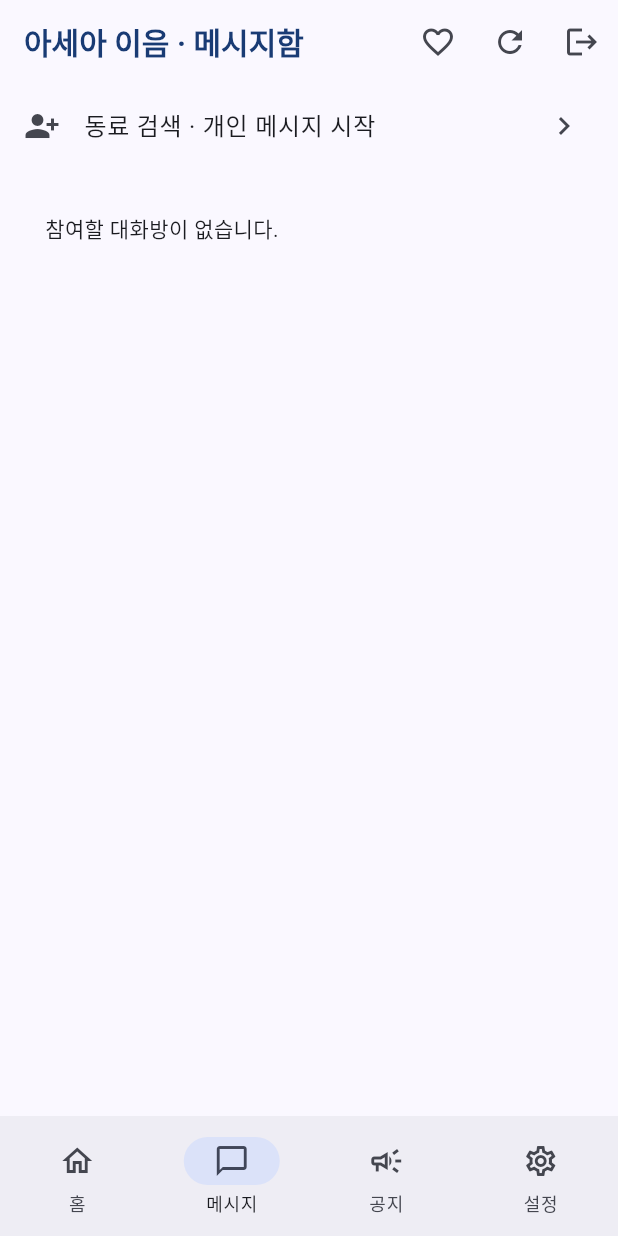
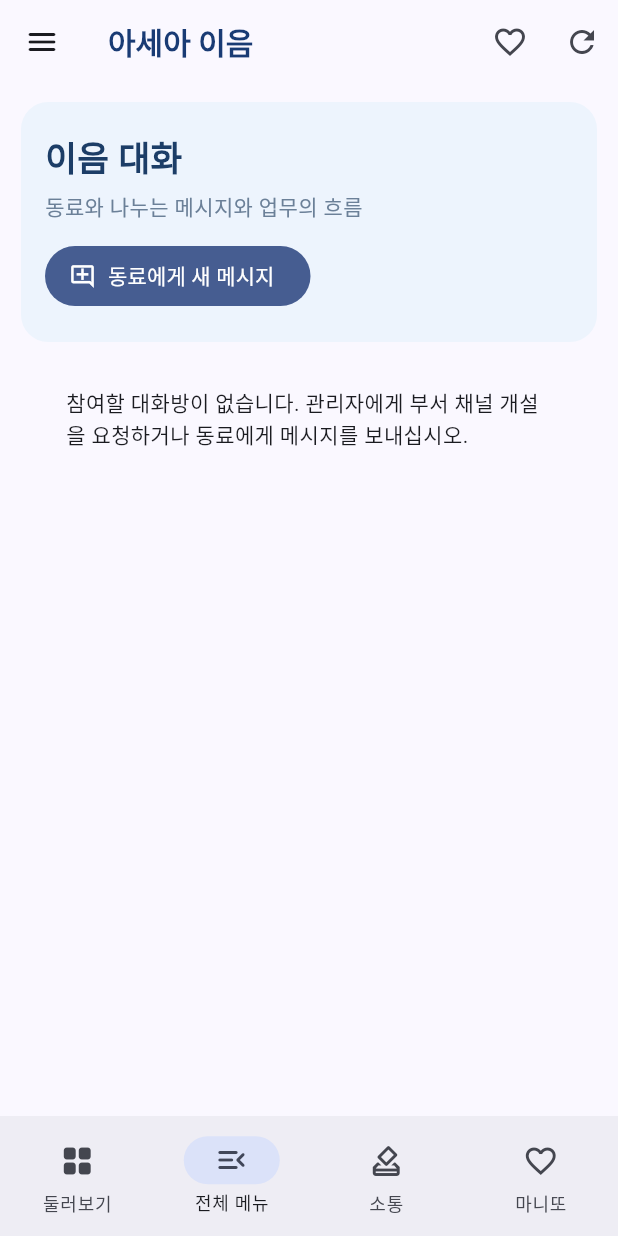
Before and after one commit to asea-college/asea, a Flutter app: the Rooms screen opened directly, on a phone screen of 412 x 824 dp. Run offline on Flutter 3.47's test engine with Material 3 defaults, Android fonts, the phone set to English and light mode, and no system bars; our stand-ins replace supabase_flutter; accounts and stored records are empty; Roboto replaces fonts that are missing (Pretendard).

Commit message:
feat(ui): swipeable 13-menu mobile navigation drawer and screen-width chat workspace

```diff
--- a/apps/mobile/lib/main.dart
+++ b/apps/mobile/lib/main.dart
@@ -99,31 +99,156 @@ class _DirectContactPageState extends State<DirectContactPage>{
  Expanded(child:ListView(children:contacts.where((p)=>p['id']!=Supabase.instance.client.auth.currentUser?.id&&p['full_name'].toString().contains(query)).map((p)=>ListTile(
  leading:const CircleAvatar(child:Icon(Icons.person)),title:Text(p['full_name'].toString()),trailing:const Icon(Icons.chat_bubble_outline),onTap:()=>open(p))).toList()))]));
 }
-class Rooms extends StatefulWidget {final bool isAdmin;const Rooms({super.key,this.isAdmin=false});@override State<Rooms> createState()=>_RoomsState();}
+class Rooms extends StatefulWidget {
+ final bool isAdmin;
+ const Rooms({super.key,this.isAdmin=false});
+ @override State<Rooms> createState()=>_RoomsState();
+}
+
 class _RoomsState extends State<Rooms>{
- List<Map<String,dynamic>> rooms=[];String status='';bool loading=true;
+ List<Map<String,dynamic>> rooms=[];
+ String status='';
+ bool loading=true;
+ final scaffoldKey=GlobalKey<ScaffoldState>();
+
  @override void initState(){super.initState();refresh();}
  Future<void> refresh()async{
-  try{final data=await Supabase.instance.client.from('notice_rooms').select('id,title,kind').order('created_at');
+  try{
+   final data=await Supabase.instance.client.from('notice_rooms').select('id,title,kind').order('created_at');
    if(mounted)setState((){rooms=List<Map<String,dynamic>>.from(data);status='';loading=false;});
   }catch(e){if(mounted)setState((){status=e.toString();loading=false;});}
  }
- @override Widget build(BuildContext context)=>Scaffold(appBar:AppBar(title:const Text('아세아 이음 · 메시지함'),actions:[IconButton(tooltip:'오늘의 작은 이음',onPressed:()=>Navigator.push(context,MaterialPageRoute(builder:(_)=>const KindnessPage())),icon:const Icon(Icons.favorite_outline)),if(widget.isAdmin)TextButton.icon(onPressed:()=>Navigator.push(context,MaterialPageRoute(builder:(_)=>const AdminConsole())),icon:const Icon(Icons.admin_panel_settings),label:const Text('관리자')),IconButton(onPressed:refresh,icon:const Icon(Icons.refresh)),IconButton(onPressed:()async{await Supabase.instance.client.auth.signOut();if(context.mounted)Navigator.pushReplacement(context,MaterialPageRoute(builder:(_)=>const SignIn()));},icon:const Icon(Icons.logout))]),
- body:loading?const Center(child:CircularProgressIndicator()):ListView(children:[
- ListTile(leading:const Icon(Icons.person_add_alt_1),title:const Text('동료 검색 · 개인 메시지 시작'),trailing:const Icon(Icons.chevron_right),onTap:()=>Navigator.push(context,MaterialPageRoute(builder:(_)=>const DirectContactPage()))),
- if(status.isNotEmpty)Padding(padding:const EdgeInsets.all(12),child:Text(status)),
- if(rooms.isEmpty)const Padding(padding:EdgeInsets.all(30),child:Text('참여할 대화방이 없습니다.')),
- ...rooms.map((r)=>ListTile(
- leading:CircleAvatar(child:Icon(r['kind']=='all'?Icons.campaign:r['kind']=='department'?Icons.groups:Icons.person)),
- title:Text(r['title'].toString()),subtitle:Text(r['kind']=='all'?'전체':r['kind']=='department'?'부서':'개인'),
- trailing:const Icon(Icons.chevron_right),
- onTap:()=>Navigator.push(context,MaterialPageRoute(builder:(_)=>Thread(room:r)))))
- ]),
- bottomNavigationBar:NavigationBar(selectedIndex:1,onDestinationSelected:(index){if(index==1)return;if(index==0){Navigator.push(context,MaterialPageRoute(builder:(_)=>const KindnessPage()));}else if(index==2){Navigator.push(context,MaterialPageRoute(builder:(_)=>const CommunityPage()));}else{Navigator.push(context,MaterialPageRoute(builder:(_)=>const CommunityPage()));}},destinations:[
- NavigationDestination(icon:Icon(Icons.home_outlined),label:'홈'),
- NavigationDestination(icon:Icon(Icons.chat_bubble_outline),label:'메시지'),
- NavigationDestination(icon:Icon(Icons.campaign_outlined),label:'공지'),
- NavigationDestination(icon:Icon(Icons.settings_outlined),label:'설정')]));
+
+ void go(Widget page){
+  if(scaffoldKey.currentState?.isDrawerOpen??false)Navigator.pop(context);
+  Navigator.push(context,MaterialPageRoute(builder:(_)=>page));
+ }
+
+ Widget drawerEntry(IconData icon,String title,VoidCallback onTap,{String? caption}){
+  return ListTile(
+   contentPadding:const EdgeInsets.symmetric(horizontal:18,vertical:2),
+   leading:Icon(icon,color:const Color(0xff2a5485),size:22),
+   title:Text(title,style:const TextStyle(fontWeight:FontWeight.w600,fontSize:15)),
+   subtitle:caption==null?null:Text(caption,style:const TextStyle(fontSize:11)),
+   onTap:onTap,
+   shape:RoundedRectangleBorder(borderRadius:BorderRadius.circular(12)));
+ }
+
+ Widget section(String title)=>Padding(
+  padding:const EdgeInsets.fromLTRB(22,20,12,6),
+  child:Text(title,style:const TextStyle(fontWeight:FontWeight.w700,fontSize:11,color:Color(0xff7889a0),letterSpacing:1)));
+
+ Widget buildDrawer()=>Drawer(
+  width:300,
+  backgroundColor:const Color(0xfff9fbfe),
+  child:SafeArea(child:Column(children:[
+   Padding(padding:const EdgeInsets.fromLTRB(20,20,12,14),child:Row(children:[
+    const CircleAvatar(radius:21,backgroundColor:Color(0xffe3edf9),child:Icon(Icons.hub_rounded,color:Color(0xff204b83))),
+    const SizedBox(width:12),
+    const Expanded(child:Column(crossAxisAlignment:CrossAxisAlignment.start,children:[
+     Text('아세아 이음',style:TextStyle(fontSize:21,fontWeight:FontWeight.w700,letterSpacing:-.6,color:Color(0xff1b375a))),
+     Text('함께 이어가는 소통',style:TextStyle(fontSize:11,color:Color(0xff70819b)))])),
+    IconButton(tooltip:'메뉴 닫기',onPressed:()=>Navigator.pop(context),icon:const Icon(Icons.chevron_left))
+   ])),
+   const Divider(height:1),
+   Expanded(child:ListView(padding:const EdgeInsets.symmetric(horizontal:10,vertical:10),children:[
+    section('WORKSPACE'),
+    drawerEntry(Icons.space_dashboard_outlined,'홈 대시보드',()=>go(const CommunityPage())),
+    drawerEntry(Icons.forum_outlined,'전체·부서·개인 대화',()=>Navigator.pop(context)),
+    drawerEntry(Icons.campaign_outlined,'공지 및 확인 응답',()=>go(const CommunityPage()),caption:'현재 공지 기능과 통합 진행 중'),
+    drawerEntry(Icons.folder_copy_outlined,'부서·업무 인수인계',()=>go(const DirectContactPage()),caption:'관련 동료 및 대화 찾기'),
+    section('COMMUNITY'),
+    drawerEntry(Icons.how_to_vote_outlined,'투표 및 결과 집계',()=>go(const CommunityPage())),
+    drawerEntry(Icons.event_available_outlined,'일정 조율',()=>go(const CommunityPage())),
+    drawerEntry(Icons.volunteer_activism_outlined,'오늘의 마니또',()=>go(const KindnessPage())),
+    drawerEntry(Icons.favorite_border,'익명 감사 우체통',()=>go(const KindnessPage())),
+    drawerEntry(Icons.coffee_outlined,'랜덤 커피 메이트',()=>go(const KindnessPage()),caption:'공통 소통 화면'),
+    drawerEntry(Icons.extension_outlined,'소통 놀이터',()=>go(const CommunityPage())),
+    drawerEntry(Icons.radio_outlined,'이음 방송국',()=>go(const CommunityPage()),caption:'편성표 조회'),
+    section('ACCOUNT'),
+    if(widget.isAdmin)drawerEntry(Icons.admin_panel_settings_outlined,'최고 관리자 센터',()=>go(const AdminConsole())),
+    drawerEntry(Icons.manage_accounts_outlined,'프로필·설정',()=>go(const IeumSettingsPage())),
+   ])),
+   const Divider(height:1),
+   Padding(padding:const EdgeInsets.all(16),child:Row(children:[
+    const Expanded(child:Text('ASEA IEUM · Beta',style:TextStyle(fontSize:12,color:Color(0xff7b889b)))),
+    TextButton(onPressed:()async{
+      Navigator.pop(context);
+      await Supabase.instance.client.auth.signOut();
+      if(mounted)Navigator.pushReplacement(context,MaterialPageRoute(builder:(_)=>const SignIn()));
+    },child:const Text('로그아웃'))
+   ]))
+  ])));
+
+ @override Widget build(BuildContext context)=>Scaffold(
+  key:scaffoldKey,
+  drawer:buildDrawer(),
+  drawerEnableOpenDragGesture:true,
+  drawerEdgeDragWidth:36,
+  appBar:AppBar(
+   leading:IconButton(tooltip:'전체 메뉴 열기',icon:const Icon(Icons.menu_rounded),
+    onPressed:()=>scaffoldKey.currentState?.openDrawer()),
+   title:const Text('아세아 이음'),
+   actions:[
+    IconButton(tooltip:'오늘의 작은 이음',onPressed:()=>go(const KindnessPage()),icon:const Icon(Icons.favorite_outline)),
+    if(widget.isAdmin)IconButton(tooltip:'관리자',onPressed:()=>go(const AdminConsole()),icon:const Icon(Icons.admin_panel_settings_outlined)),
+    IconButton(tooltip:'메시지 새로고침',onPressed:refresh,icon:const Icon(Icons.refresh)),
+   ]),
+  body:loading?const Center(child:CircularProgressIndicator()):ListView(padding:const EdgeInsets.fromLTRB(14,12,14,20),children:[
+   Container(padding:const EdgeInsets.symmetric(horizontal:16,vertical:20),decoration:BoxDecoration(
+    color:const Color(0xffedf4fd),borderRadius:BorderRadius.circular(18)),
+    child:Column(crossAxisAlignment:CrossAxisAlignment.start,children:[
+     const Text('이음 대화',style:TextStyle(fontSize:23,fontWeight:FontWeight.w700,color:Color(0xff1c3d67))),
+     const SizedBox(height:5),
+     const Text('동료와 나누는 메시지와 업무의 흐름',style:TextStyle(color:Color(0xff6b8098))),
+     const SizedBox(height:12),
+     FilledButton.icon(onPressed:()=>go(const DirectContactPage()),
+      icon:const Icon(Icons.add_comment_outlined),label:const Text('동료에게 새 메시지'))
+    ])),
+   if(status.isNotEmpty)Padding(padding:const EdgeInsets.all(12),child:Text(status)),
+   if(rooms.isEmpty)const Padding(padding:EdgeInsets.all(30),
+    child:Text('참여할 대화방이 없습니다. 관리자에게 부서 채널 개설을 요청하거나 동료에게 메시지를 보내십시오.')),
+   ...rooms.map((r)=>Card(margin:const EdgeInsets.symmetric(vertical:5),child:ListTile(
+    leading:CircleAvatar(backgroundColor:const Color(0xffe8eef7),
+      child:Icon(r['kind']=='all'?Icons.campaign_outlined:r['kind']=='department'?Icons.groups_outlined:Icons.person_outline,color:const Color(0xff245a9c))),
+    title:Text(r['title'].toString(),style:const TextStyle(fontWeight:FontWeight.w600)),
+    subtitle:Text(r['kind']=='all'?'전체 교직원':r['kind']=='department'?'부서 대화':'개인 메시지'),
+    trailing:const Icon(Icons.chevron_right),
+    onTap:()=>go(Thread(room:r))))),
+  ]),
+  bottomNavigationBar:NavigationBar(selectedIndex:1,onDestinationSelected:(index){
+   switch(index){
+    case 0:go(const IeumSettingsPage());break;
+    case 1:scaffoldKey.currentState?.openDrawer();break;
+    case 2:go(const CommunityPage());break;
+    case 3:go(const KindnessPage());break;
+   }
+  },destinations:const [
+   NavigationDestination(icon:Icon(Icons.grid_view_rounded),label:'둘러보기'),
+   NavigationDestination(icon:Icon(Icons.menu_open_rounded),label:'전체 메뉴'),
+   NavigationDestination(icon:Icon(Icons.how_to_vote_outlined),label:'소통'),
+   NavigationDestination(icon:Icon(Icons.favorite_outline),label:'마니또'),
+  ])
+ );
+}
+
+class IeumSettingsPage extends StatelessWidget{
+ const IeumSettingsPage({super.key});
+ @override Widget build(BuildContext context){
+  final user=Supabase.instance.client.auth.currentUser;
+  return Scaffold(appBar:AppBar(title:const Text('프로필·설정')),
+   body:ListView(padding:const EdgeInsets.all(18),children:[
+    Card(child:ListTile(leading:const Icon(Icons.account_circle_outlined),
+     title:Text(user?.email??'로그인 계정'),subtitle:const Text('아세아 이음 · 계정 정보'))),
+    const Card(child:ListTile(leading:Icon(Icons.swipe),
+     title:Text('메뉴 여는 방법'),
+     subtitle:Text('왼쪽 가장자리에서 오른쪽으로 밀거나 상단 메뉴 아이콘을 누르십시오. 열린 메뉴를 왼쪽으로 밀면 닫힙니다.'))),
+    const Card(child:ListTile(leading:Icon(Icons.accessibility_new),
+     title:Text('화면과 글꼴'),
+     subtitle:Text('Pretendard 서체 및 반응형 화면을 적용합니다.'))),
+    const Padding(padding:EdgeInsets.all(12),child:Text('알림 수신과 개인정보 설정은 향후 계정별 정책과 연결됩니다.',style:TextStyle(color:Colors.grey)))
+   ]));
+ }
 }
 
 class AdminConsole extends StatefulWidget {const AdminConsole({super.key});@override State<AdminConsole> createState()=>_AdminConsoleState();}
```
